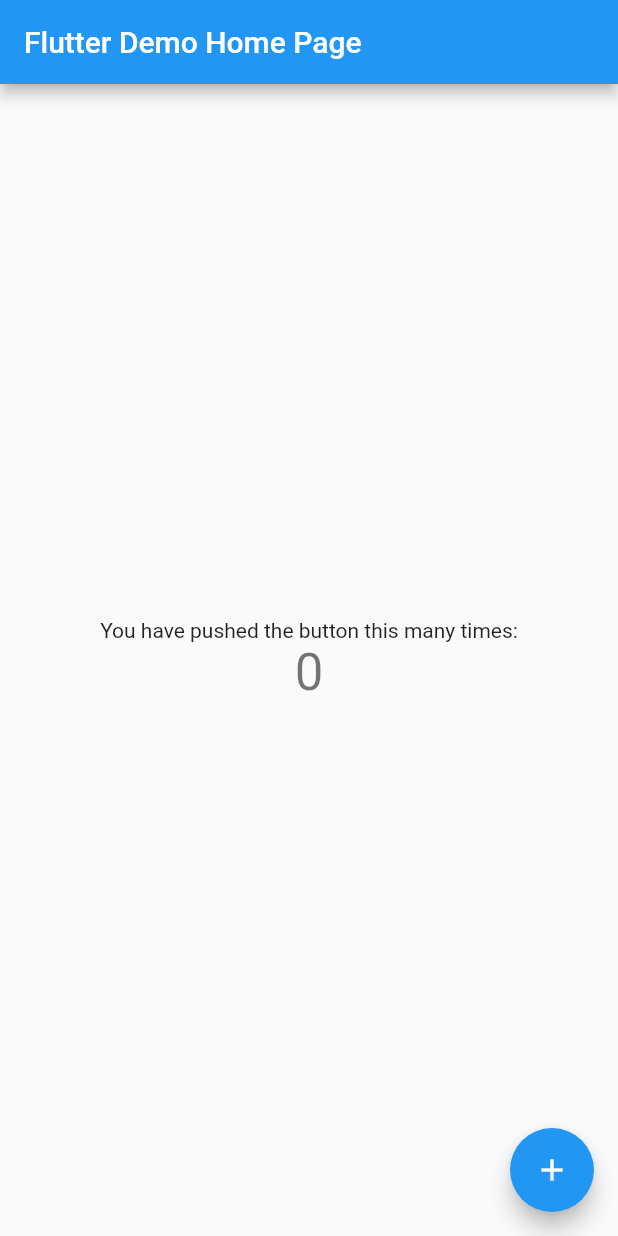
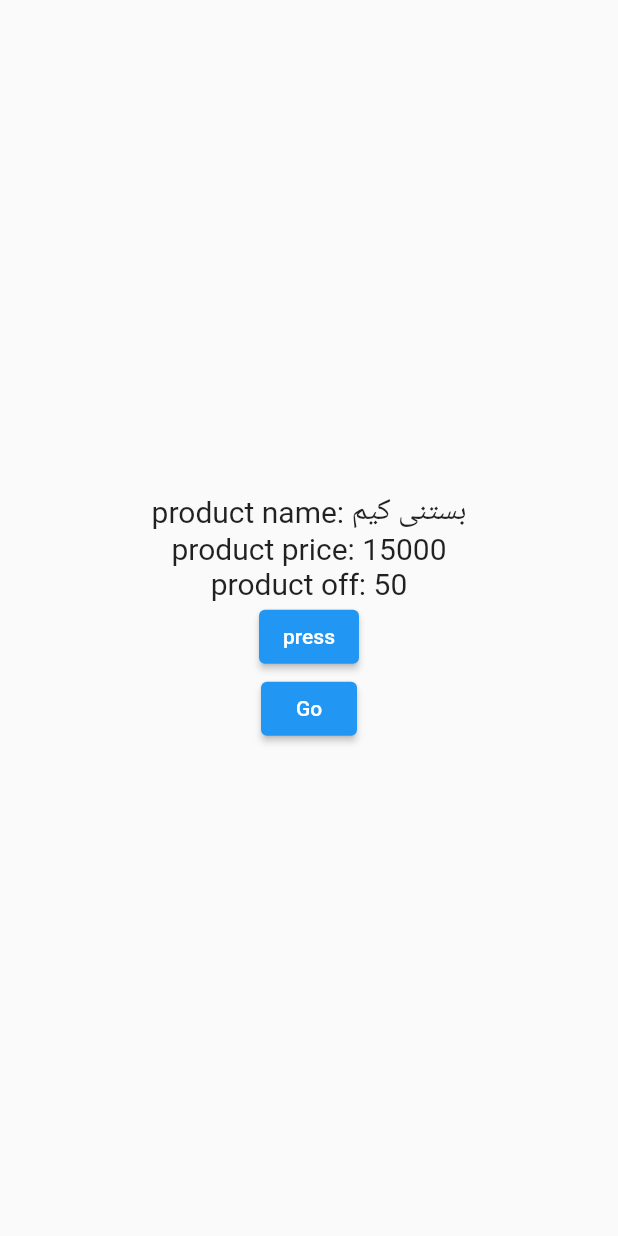
Before and after one commit to amirrezaghabeli/testflutter, a Flutter app: the screen it shows after launch, on a phone screen of 412 x 824 dp. Run offline on Flutter 3.47's test engine with Material 2 defaults, Android fonts, the phone set to English and light mode, and no system bars; our stand-ins replace get.

Commit message:
3rd session

```diff
--- /dev/null
+++ b/lib/controller/product_controller.dart
@@ -0,0 +1,8 @@
+import 'package:get/get.dart';
+import 'package:testflutter/model/product_model.dart';
+
+class ProductController extends GetxController{
+  Rx<ProductModel> productModel;
+
+  ProductController({required this.productModel});
+}
--- a/lib/main.dart
+++ b/lib/main.dart
@@ -1,4 +1,6 @@
 import 'package:flutter/material.dart';
+import 'package:get/get.dart';
+import 'package:testflutter/view/main-screen.dart';
 
 void main() {
   runApp(const MyApp());
@@ -10,7 +12,7 @@ class MyApp extends StatelessWidget {
   // This widget is the root of your application.
   @override
   Widget build(BuildContext context) {
-    return MaterialApp(
+    return GetMaterialApp(
         title: 'Flutter Demo',
         theme: ThemeData(
           // This is the theme of your application.
@@ -24,92 +26,6 @@ class MyApp extends StatelessWidget {
           // is not restarted.
           primarySwatch: Colors.blue,
         ),
-      home: const MyHomePage(title: 'Flutter Demo Home Page'),
-    );
+        home:  MainScreen());
   }
 }
-
-class MyHomePage extends StatefulWidget {
-  const MyHomePage({Key? key, required this.title}) : super(key: key);
-
-  // This widget is the home page of your application. It is stateful, meaning
-  // that it has a State object (defined below) that contains fields that affect
-  // how it looks.
-
-  // This class is the configuration for the state. It holds the values (in this
-  // case the title) provided by the parent (in this case the App widget) and
-  // used by the build method of the State. Fields in a Widget subclass are
-  // always marked "final".
-
-  final String title;
-
-  @override
-  State<MyHomePage> createState() => _MyHomePageState();
-}
-
-class _MyHomePageState extends State<MyHomePage> {
-  int _counter = 0;
-
-  void _incrementCounter() {
-    setState(() {
-      // This call to setState tells the Flutter framework that something has
-      // changed in this State, which causes it to rerun the build method below
-      // so that the display can reflect the updated values. If we changed
-      // _counter without calling setState(), then the build method would not be
-      // called again, and so nothing would appear to happen.
-      _counter++;
-    });
-  }
-
-  @override
-  Widget build(BuildContext context) {
-    // This method is rerun every time setState is called, for instance as done
-    // by the _incrementCounter method above.
-    //
-    // The Flutter framework has been optimized to make rerunning build methods
-    // fast, so that you can just rebuild anything that needs updating rather
-    // than having to individually change instances of widgets.
-    return Scaffold(
-      appBar: AppBar(
-        // Here we take the value from the MyHomePage object that was created by
-        // the App.build method, and use it to set our appbar title.
-        title: Text(widget.title),
-      ),
-      body: Center(
-        // Center is a layout widget. It takes a single child and positions it
-        // in the middle of the parent.
-        child: Column(
-          // Column is also a layout widget. It takes a list of children and
-          // arranges them vertically. By default, it sizes itself to fit its
-          // children horizontally, and tries to be as tall as its parent.
-          //
-          // Invoke "debug painting" (press "p" in the console, choose the
-          // "Toggle Debug Paint" action from the Flutter Inspector in Android
-          // Studio, or the "Toggle Debug Paint" command in Visual Studio Code)
-          // to see the wireframe for each widget.
-          //
-          // Column has various properties to control how it sizes itself and
-          // how it positions its children. Here we use mainAxisAlignment to
-          // center the children vertically; the main axis here is the vertical
-          // axis because Columns are vertical (the cross axis would be
-          // horizontal).
-          mainAxisAlignment: MainAxisAlignment.center,
-          children: <Widget>[
-            const Text(
-              'You have pushed the button this many times:',
-            ),
-            Text(
-              '$_counter',
-              style: Theme.of(context).textTheme.headline4,
-            ),
-          ],
-        ),
-      ),
-      floatingActionButton: FloatingActionButton(
-        onPressed: _incrementCounter,
-        tooltip: 'Increment',
-        child: const Icon(Icons.add),
-      ), // This trailing comma makes auto-formatting nicer for build methods.
-    );
-  }
-}
--- /dev/null
+++ b/lib/model/product_model.dart
@@ -0,0 +1,6 @@
+class ProductModel {
+  String name;
+  String price;
+  String off;
+  ProductModel({required this.name, required this.price, required this.off});
+}
--- /dev/null
+++ b/lib/view/main-screen.dart
@@ -0,0 +1,61 @@
+import 'package:flutter/material.dart';
+import 'package:get/get.dart';
+import 'package:testflutter/controller/product_controller.dart';
+import 'package:testflutter/model/product_model.dart';
+import 'package:testflutter/view/product_screen.dart';
+
+class MainScreen extends StatelessWidget {
+  // var counter=0.obs;
+  // RxInt counter=0.obs;
+  // var counter=RxInt(0);
+  // var counter = Rx<int>(0);
+
+  ProductController productController = Get.put(ProductController(
+      productModel:
+          ProductModel(name: "بستنی کیم", off: "50", price: "15000").obs));
+
+  @override
+  Widget build(BuildContext context) {
+    return Scaffold(
+        body: Center(
+      child: Column(
+        mainAxisAlignment: MainAxisAlignment.center,
+        children: [
+          Obx((() {
+            return Column(
+              children: [
+                Text(
+                  "product name: ${productController.productModel.value.name}",
+                  style: TextStyle(fontSize: 20),
+                ),
+                Text(
+                  "product price: ${productController.productModel.value.price}",
+                  style: TextStyle(fontSize: 20),
+                ),
+                Text(
+                  "product off: ${productController.productModel.value.off}",
+                  style: TextStyle(fontSize: 20),
+                ),
+              ],
+            );
+          })),
+          ElevatedButton(
+              onPressed: (() {
+                productController.productModel.update((val) {
+                  val!.name = "cheetoze talaie";
+                  val.price = "2000";
+                  val.off = "40%";
+                });
+              }),
+              child: Text("press")),
+              ElevatedButton(
+              onPressed: (() {
+                Get.to(ProductScreen());
+                }
+              ),
+              child: Text("Go")),
+        ],
+      ),
+    ));
+  }
+}
--- /dev/null
+++ b/lib/view/product_screen.dart
@@ -0,0 +1,49 @@
+import 'package:flutter/cupertino.dart';
+import 'package:flutter/material.dart';
+import 'package:get/get.dart';
+import 'package:testflutter/controller/product_controller.dart';
+import 'package:testflutter/model/product_model.dart';
+
+ProductController productController = Get.put(ProductController(
+    productModel: ProductModel(name: "نوشابه", price: "5000", off: "30").obs));
+
+class ProductScreen extends StatelessWidget {
+  @override
+  Widget build(BuildContext context) {
+    return Scaffold(
+        body: Center(
+      child: Column(
+        mainAxisAlignment: MainAxisAlignment.center,
+        children: [
+          Obx((() {
+            return Column(
+              children: [
+                Text(
+                  "product name: ${productController.productModel.value.name}",
+                  style: TextStyle(fontSize: 20),
+                ),
+                Text(
+                  "product price: ${productController.productModel.value.price}",
+                  style: TextStyle(fontSize: 20),
+                ),
+                Text(
+                  "product off: ${productController.productModel.value.off}",
+                  style: TextStyle(fontSize: 20),
+                ),
+              ],
+            );
+          })),
+          ElevatedButton(
+              onPressed: (() {
+                productController.productModel.update((val) {
+                  val!.name = "cheetoze";
+                  val.price = "2000";
+                  val.off = "40%";
+                });
+              }),
+              child: Text("press")),
+        ],
+      ),
+    ));
+  }
+}
--- a/pubspec.yaml
+++ b/pubspec.yaml
@@ -34,6 +34,7 @@ dependencies:
   # The following adds the Cupertino Icons font to your application.
   # Use with the CupertinoIcons class for iOS style icons.
   cupertino_icons: ^1.0.2
+  get: ^4.6.5
 
 dev_dependencies:
   flutter_test:
```
Also changed, not shown: pubspec.lock. Lines whose indentation alone changed are shown as unchanged.
